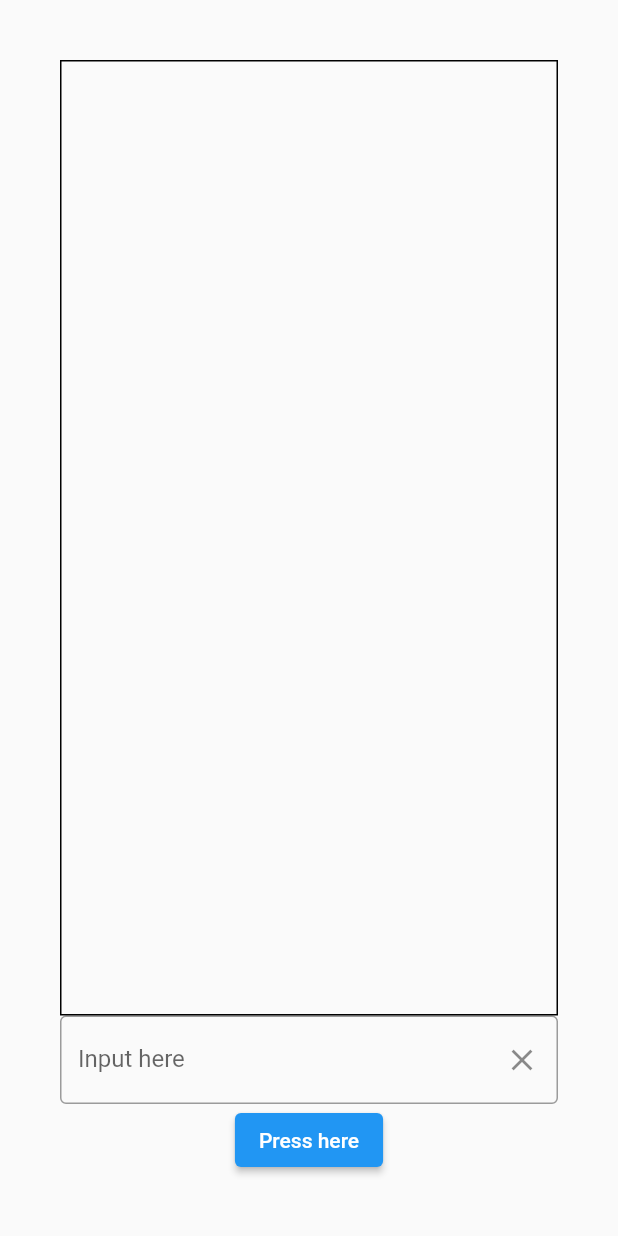
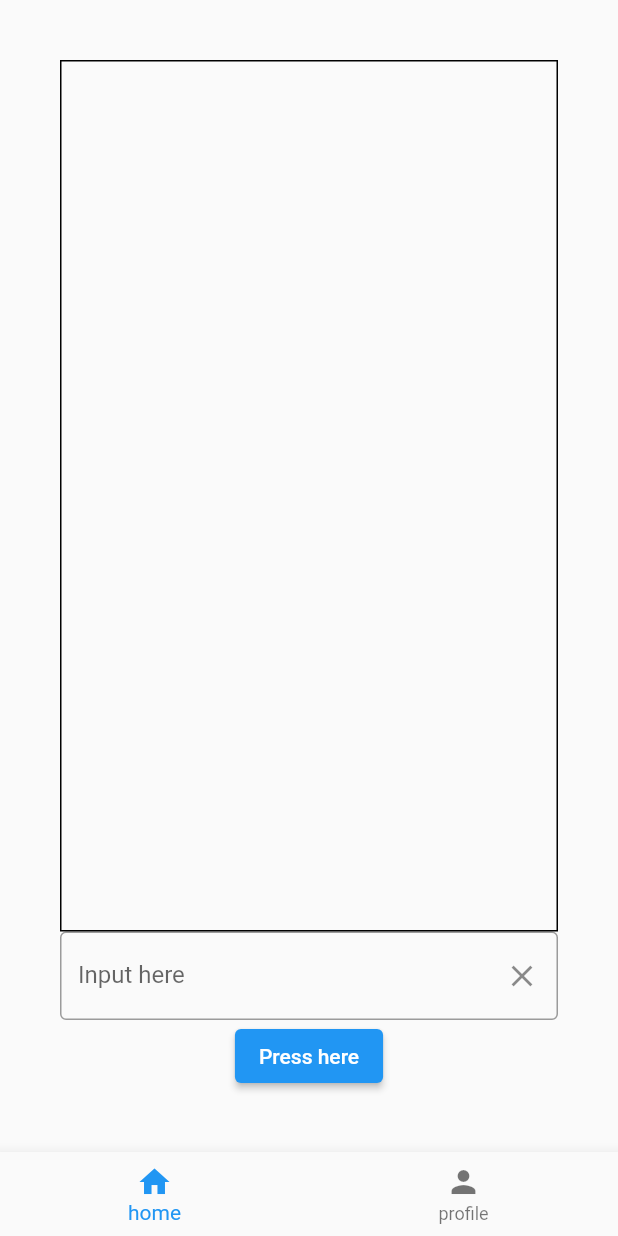
Before and after one commit to mhmadamrii/Flutter-essential-app, a Flutter app: the screen it shows after launch, on a phone screen of 412 x 824 dp. Run offline on Flutter 3.47's test engine with Material 2 defaults, Android fonts, the phone set to English and light mode, and no system bars; our stand-ins replace google_nav_bar.

Commit message:
add something special

```diff
--- a/lib/main.dart
+++ b/lib/main.dart
@@ -26,6 +26,15 @@ class _MainPageState extends State<MainPage> {
 
   // store user inpput
   String userInput = '';
+  int _currentIndex = 0;
+  final tabs = [
+    Center(
+      child: Text("Home"),
+    ),
+    Center(
+      child: Text("Profile"),
+    ),
+  ];
 
   @override
   Widget build(BuildContext context) {
@@ -77,6 +86,18 @@ class _MainPageState extends State<MainPage> {
           ],
         ),
       ),
+      bottomNavigationBar: BottomNavigationBar(
+        currentIndex: _currentIndex,
+        items: const [
+          BottomNavigationBarItem(icon: Icon(Icons.home), label: "home"),
+          BottomNavigationBarItem(icon: Icon(Icons.person), label: "profile"),
+        ],
+        onTap: (index) {
+          setState(() {
+            _currentIndex = index;
+          });
+        },
+      ),
     );
   }
 }
```
